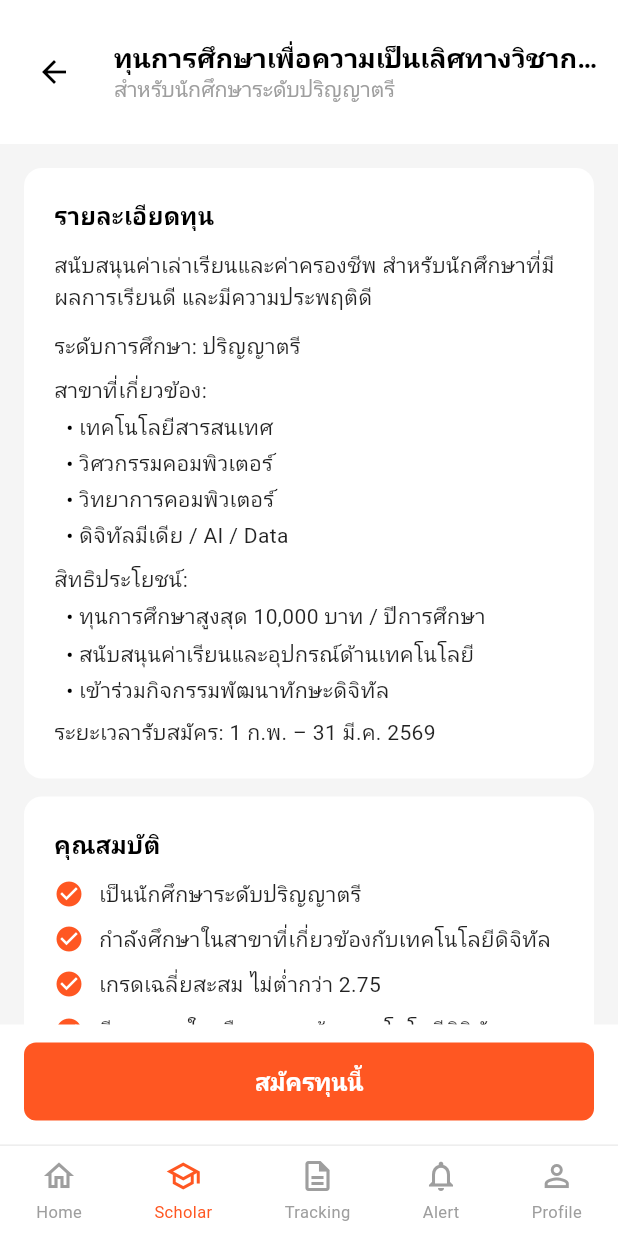
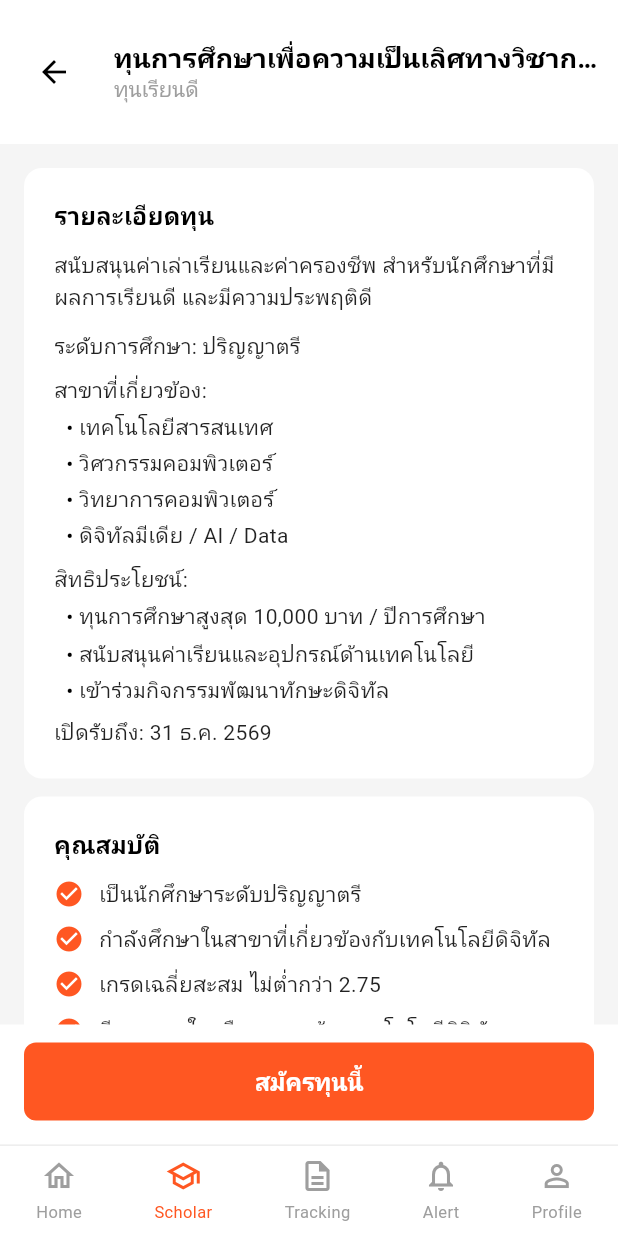
Before and after one commit to Wirakan/Scholarx_App, a Flutter app: the ScholarshipDetailScreen screen opened directly with sample values from the repository, on a phone screen of 412 x 824 dp. Run offline on Flutter 3.47's test engine with Material 3 defaults, Android fonts, the phone set to English and light mode, and no system bars.

Commit message:
connect scholar detail page on scholar menu bar

```diff
--- a/scholarx_app/lib/features/student/screens/scholar/scholarship_detail.dart
+++ b/scholarx_app/lib/features/student/screens/scholar/scholarship_detail.dart
@@ -1,11 +1,11 @@
 import 'package:flutter/material.dart';
-import '/features/components/student_card.dart';
+import '/features/student/models/scholarship_model.dart';
 import '/features/student/screens/form/scholarship_form_step1.dart';
 
 class ScholarshipDetailScreen extends StatelessWidget {
-  final ScholarshipCardItem item;
+  final ScholarshipModel scholarship;
 
-  const ScholarshipDetailScreen({super.key, required this.item});
+  const ScholarshipDetailScreen({super.key, required this.scholarship});
 
   @override
   Widget build(BuildContext context) {
@@ -30,7 +30,7 @@ class ScholarshipDetailScreen extends StatelessWidget {
                 crossAxisAlignment: CrossAxisAlignment.start,
                 children: [
                   Text(
-                    item.title,
+                    scholarship.title,
                     style: const TextStyle(
                       color: Colors.black,
                       fontSize: 18,
@@ -39,7 +39,7 @@ class ScholarshipDetailScreen extends StatelessWidget {
                     overflow: TextOverflow.ellipsis,
                   ),
                   Text(
-                    item.category,
+                    scholarship.categoryLabel,
                     style: const TextStyle(
                       color: Colors.grey,
                       fontSize: 14,
@@ -68,9 +68,9 @@ class ScholarshipDetailScreen extends StatelessWidget {
                     child: Column(
                       crossAxisAlignment: CrossAxisAlignment.start,
                       children: [
-                        _DetailText(item.description),
+                        _DetailText(scholarship.description),
                         const SizedBox(height: 12),
-                        _DetailText('ระดับการศึกษา: ปริญญาตรี'),
+                        const _DetailText('ระดับการศึกษา: ปริญญาตรี'),
                         const SizedBox(height: 8),
                         const _DetailText('สาขาที่เกี่ยวข้อง:'),
                         const _BulletItem('เทคโนโลยีสารสนเทศ'),
@@ -80,14 +80,14 @@ class ScholarshipDetailScreen extends StatelessWidget {
                         const SizedBox(height: 8),
                         const _DetailText('สิทธิประโยชน์:'),
                         const _BulletItem(
-                            'ทุนการศึกษาสูงสุด 10,000 บาท / ปีการศึกษา'),
+                          'ทุนการศึกษาสูงสุด 10,000 บาท / ปีการศึกษา',
+                        ),
                         const _BulletItem(
-                            'สนับสนุนค่าเรียนและอุปกรณ์ด้านเทคโนโลยี'),
-                        const _BulletItem(
-                            'เข้าร่วมกิจกรรมพัฒนาทักษะดิจิทัล'),
+                          'สนับสนุนค่าเรียนและอุปกรณ์ด้านเทคโนโลยี',
+                        ),
+                        const _BulletItem('เข้าร่วมกิจกรรมพัฒนาทักษะดิจิทัล'),
                         const SizedBox(height: 8),
-                        const _DetailText(
-                            'ระยะเวลารับสมัคร: 1 ก.พ. – 31 มี.ค. 2569'),
+                        _DetailText('เปิดรับถึง: ${scholarship.deadline}'),
                       ],
                     ),
                   ),
@@ -100,10 +100,10 @@ class ScholarshipDetailScreen extends StatelessWidget {
                       children: [
                         _CheckItem('เป็นนักศึกษาระดับปริญญาตรี'),
                         _CheckItem(
-                            'กำลังศึกษาในสาขาที่เกี่ยวข้องกับเทคโนโลยีดิจิทัล'),
+                          'กำลังศึกษาในสาขาที่เกี่ยวข้องกับเทคโนโลยีดิจิทัล',
+                        ),
                         _CheckItem('เกรดเฉลี่ยสะสม ไม่ต่ำกว่า 2.75'),
-                        _CheckItem(
-                            'มีความสนใจหรือผลงานด้านเทคโนโลยีดิจิทัล'),
+                        _CheckItem('มีความสนใจหรือผลงานด้านเทคโนโลยีดิจิทัล'),
                       ],
                     ),
                   ),
@@ -128,9 +128,11 @@ class ScholarshipDetailScreen extends StatelessWidget {
                   _SectionCard(
                     title: 'อัปเดตล่าสุด',
                     child: Text(
-                      item.updatedAt,
+                      scholarship.deadline,
                       style: const TextStyle(
-                          fontSize: 14, color: Colors.black87),
+                        fontSize: 14,
+                        color: Colors.black87,
+                      ),
                     ),
                   ),
                   const SizedBox(height: 16),
@@ -165,8 +167,7 @@ class ScholarshipDetailScreen extends StatelessWidget {
                 },
                 child: const Text(
                   'สมัครทุนนี้',
-                  style: TextStyle(
-                      fontSize: 16, fontWeight: FontWeight.bold),
+                  style: TextStyle(fontSize: 16, fontWeight: FontWeight.bold),
                 ),
               ),
             ),
@@ -200,9 +201,10 @@ class _SectionCard extends StatelessWidget {
       child: Column(
         crossAxisAlignment: CrossAxisAlignment.start,
         children: [
-          Text(title,
-              style: const TextStyle(
-                  fontSize: 16, fontWeight: FontWeight.bold)),
+          Text(
+            title,
+            style: const TextStyle(fontSize: 16, fontWeight: FontWeight.bold),
+          ),
           const SizedBox(height: 12),
           child,
         ],
@@ -220,8 +222,10 @@ class _DetailText extends StatelessWidget {
 
   @override
   Widget build(BuildContext context) {
-    return Text(text,
-        style: const TextStyle(fontSize: 14, color: Colors.black87));
+    return Text(
+      text,
+      style: const TextStyle(fontSize: 14, color: Colors.black87),
+    );
   }
 }
 
@@ -238,9 +242,10 @@ class _BulletItem extends StatelessWidget {
         children: [
           const Text('• ', style: TextStyle(fontSize: 14)),
           Expanded(
-            child: Text(text,
-                style: const TextStyle(
-                    fontSize: 14, color: Colors.black87)),
+            child: Text(
+              text,
+              style: const TextStyle(fontSize: 14, color: Colors.black87),
+            ),
           ),
         ],
       ),
@@ -259,13 +264,13 @@ class _CheckItem extends StatelessWidget {
       child: Row(
         crossAxisAlignment: CrossAxisAlignment.start,
         children: [
-          const Icon(Icons.check_circle,
-              color: Color(0xFFFF5722), size: 20),
+          const Icon(Icons.check_circle, color: Color(0xFFFF5722), size: 20),
           const SizedBox(width: 10),
           Expanded(
-            child: Text(text,
-                style: const TextStyle(
-                    fontSize: 14, color: Colors.black87)),
+            child: Text(
+              text,
+              style: const TextStyle(fontSize: 14, color: Colors.black87),
+            ),
           ),
         ],
       ),
@@ -292,13 +297,12 @@ class _BottomNavBar extends StatelessWidget {
         children: const [
           _NavItem(icon: Icons.home_outlined, label: 'Home'),
           _NavItem(
-              icon: Icons.school_outlined,
-              label: 'Scholar',
-              isActive: true),
-          _NavItem(
-              icon: Icons.description_outlined, label: 'Tracking'),
-          _NavItem(
-              icon: Icons.notifications_outlined, label: 'Alert'),
+            icon: Icons.school_outlined,
+            label: 'Scholar',
+            isActive: true,
+          ),
+          _NavItem(icon: Icons.description_outlined, label: 'Tracking'),
+          _NavItem(icon: Icons.notifications_outlined, label: 'Alert'),
           _NavItem(icon: Icons.person_outline, label: 'Profile'),
         ],
       ),
@@ -319,8 +323,7 @@ class _NavItem extends StatelessWidget {
 
   @override
   Widget build(BuildContext context) {
-    final color =
-        isActive ? const Color(0xFFFF5722) : Colors.grey;
+    final color = isActive ? const Color(0xFFFF5722) : Colors.grey;
     return Column(
       mainAxisSize: MainAxisSize.min,
       children: [
```
Also changed, not shown: scholarx_app/lib/features/student/screens/home/student_home_screen.dart (+15 -13 lines), scholarx_app/lib/features/student/screens/scholar/scholar_screen.dart (+9 -1 lines).
